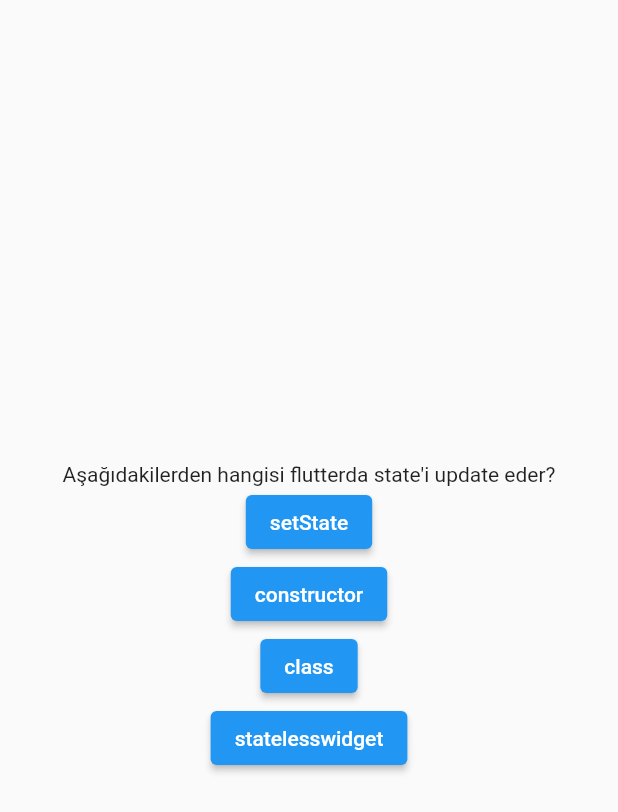
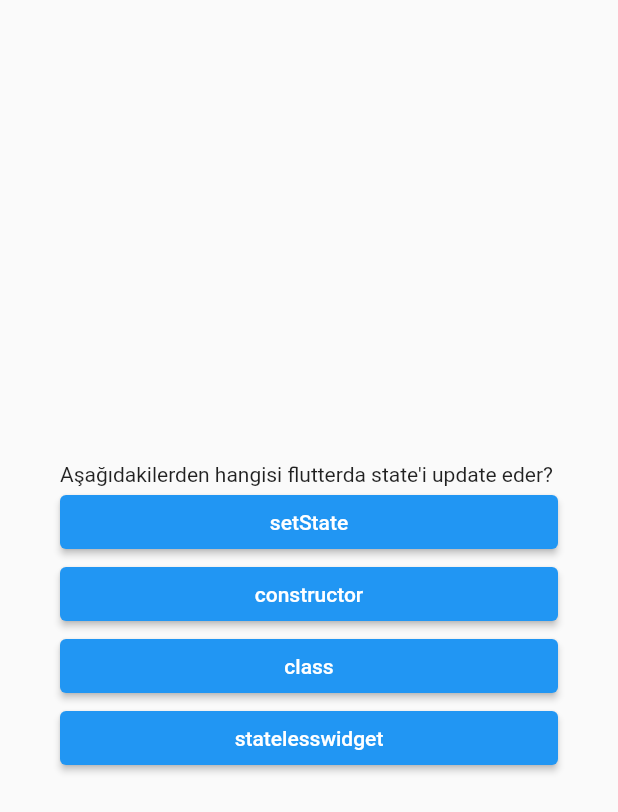
Before and after one commit to halit-kalayci-instruction/flutter-tobeto-1a, a Flutter app: the screen it shows after launch, on a phone screen of 412 x 824 dp. Shown: the top 812 px of the screen. Run offline on Flutter 3.47's test engine with Material 2 defaults, Android fonts, the phone set to English and light mode, and no system bars.

Commit message:
question screen ui fix

```diff
--- a/lib/question_screen.dart
+++ b/lib/question_screen.dart
@@ -28,7 +28,10 @@ class _QuestionState extends State<QuestionScreen> {
     return Scaffold(
       body: Center(
         child: Column(mainAxisAlignment: MainAxisAlignment.center, children: [
-          Column(
+          Container(
+            margin: const EdgeInsets.fromLTRB(40, 0, 40, 0),
+            child: Column(
+              crossAxisAlignment: CrossAxisAlignment.stretch,
               children: [
                 Text(currentQuestion.question),
                 ...currentQuestion.answers.map((answer) {
@@ -39,6 +42,7 @@ class _QuestionState extends State<QuestionScreen> {
                       });
                 })
               ],
+            ),
           )
         ]),
       ),
```
Lines whose indentation alone changed are shown as unchanged.
